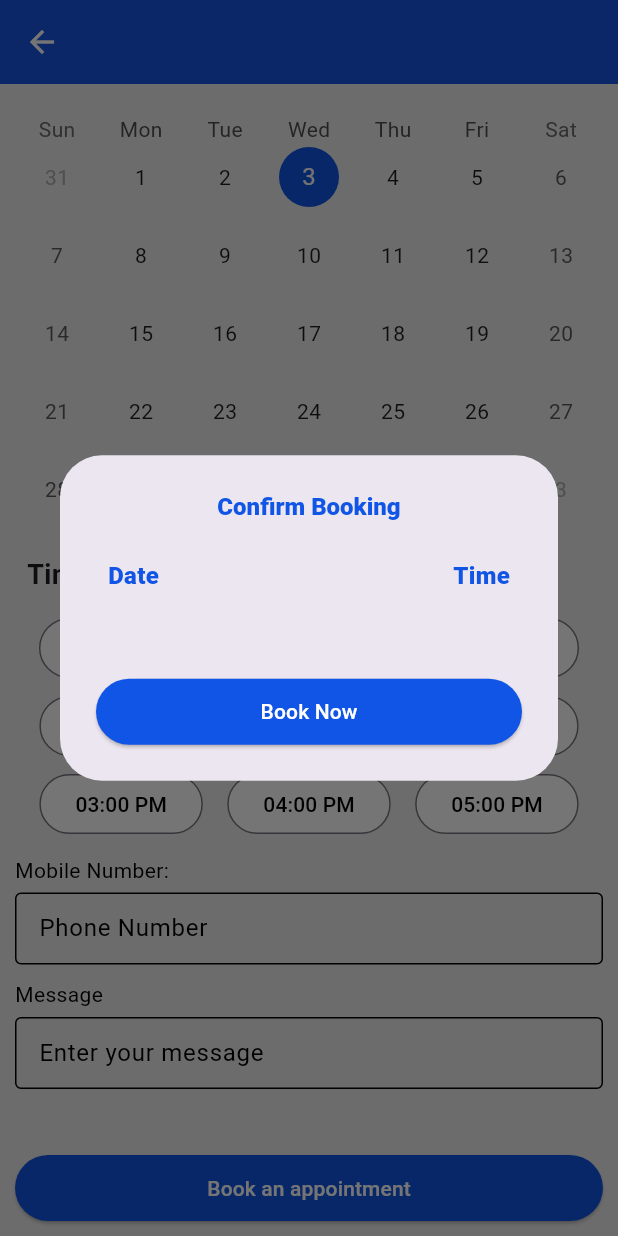
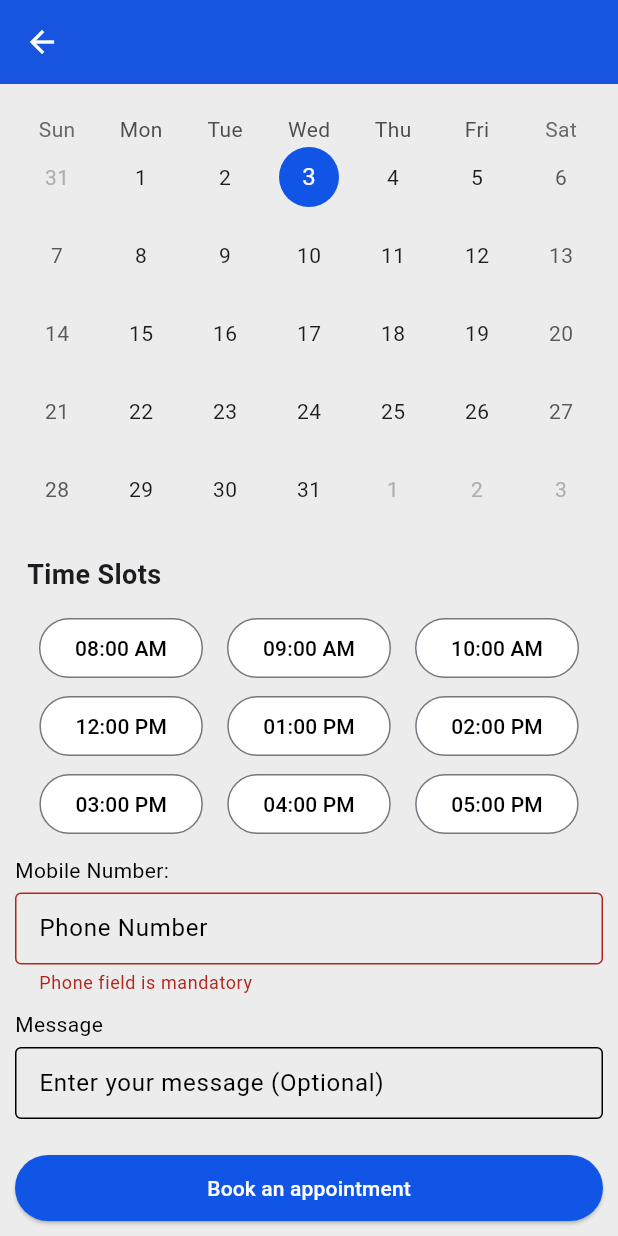
Before and after one commit to Abram-MrRight/DoctorsAppointment-App, a Flutter app: the BookAppointment screen opened directly with empty values, scrolled down 258 dp, after a tap on "Book an appointment", on a phone screen of 412 x 824 dp. Run offline on Flutter 3.47's test engine with Material 3 defaults, Android fonts, the phone set to English and light mode, and no system bars; drawn by our look-alikes of table_calendar; our stand-ins replace cloud_firestore, firebase_auth, firebase_core, flutter_svg, get, shared_preferences and 3 more; accounts and stored records are empty; Roboto replaces fonts that are missing (Nunito-Light, Nunito_Bold).

```diff
--- a/lib/res/components/custom_textfield.dart
+++ b/lib/res/components/custom_textfield.dart
@@ -63,6 +63,11 @@ class _CustomTextFieldState extends State<CustomTextField> {
             return "Passwords do not match";
           }
         }
+        if (widget.hint == "Phone Number") {
+          if (value!.isEmpty) {
+            return "Phone field is mandatory";
+          }
+        }
         return null;
       },
       onEditingComplete: () {
--- a/lib/views/book_appointment/book_appointment.dart
+++ b/lib/views/book_appointment/book_appointment.dart
@@ -15,6 +15,7 @@ class BookAppointment extends StatelessWidget {
   @override
   Widget build(BuildContext context) {
     var controller = Get.put(MyAppointmentController());
+    var _formKey = GlobalKey<FormState>();
 
     return Scaffold(
       backgroundColor: AppColors.bgDarkColor,
@@ -368,14 +369,22 @@ class BookAppointment extends StatelessWidget {
               ],
             ),
             10.heightBox,
+            Form(
+              key: _formKey,
+              child: Column(
+                crossAxisAlignment: CrossAxisAlignment.start,
+                children: [
                   AppStyles.bold(title: "Mobile Number:"),
                   5.heightBox,
                   CustomTextField(hint: "Phone Number", textController: controller.appointmentMobileController,),
                   10.heightBox,
                   AppStyles.bold(title: "Message"),
                   5.heightBox,
-             CustomTextField(hint: "Enter your message",
-               textController: controller.appointmentMessageController,),
+                  CustomTextField(hint: "Enter your message (Optional)",
+                    textController: controller.appointmentMessageController,)
+                ],
+              ),
+            ),
             24.heightBox
           ],
           ),
@@ -389,6 +398,9 @@ class BookAppointment extends StatelessWidget {
             : CustomButton(
           buttonText: "Book an appointment",
           onTap: () async {
+            if (!_formKey.currentState!.validate()) {
+              return;
+            }
             showDialog(
                 context: context,
                 builder: (BuildContext context) {
@@ -500,6 +512,7 @@ class _MyCalendarState extends State<MyCalendar> {
   void initState() {
     super.initState();
     _selectedDay = DateTime.now();
+    widget.controller.appointmentDayController.text = _selectedDay.toString().substring(0, 10);
     _focusedDay = DateTime.now();
   }
 
--- a/lib/views/login_view/login_view.dart
+++ b/lib/views/login_view/login_view.dart
@@ -101,7 +101,7 @@ class _LoginViewState extends State<LoginView> {
                                 Get.to(() => const AppointmentView());
                               }else{
                                 //sign in as a patient
-                                Get.to(() => const Home());
+                                Get.to(() => Home());
                               }
                             }
                           }
--- a/pubspec.yaml
+++ b/pubspec.yaml
@@ -48,9 +48,9 @@ dependencies:
   flutter_svg: ^2.0.9
   smooth_page_indicator: ^1.1.0
   get: ^4.6.5
-  url_launcher: '6.1.14'
+  url_launcher: '6.2.2'
   table_calendar: ^3.0.9
-  http: ^0.13.4
+  http: ^1.1.2
   webview_flutter: ^4.4.2
 
 
@@ -63,7 +63,7 @@ dev_dependencies:
   # activated in the `analysis_options.yaml` file located at the root of your
   # package. See that file for information about deactivating specific lint
   # rules and activating additional ones.
-  flutter_lints: ^2.0.0
+  flutter_lints: ^3.0.1
 
 # For information on the generic Dart part of this file, see the
 # following page: https://dart.dev/tools/pub/pubspec
```
Also changed, not shown: lib/views/book_appointment/booking_success_view.dart (+2 -5 lines), lib/views/home_view/home.dart (+15 -5 lines), lib/views/splash_screen.dart (+3 -6 lines), pubspec.lock. Lines whose indentation alone changed are shown as unchanged.
